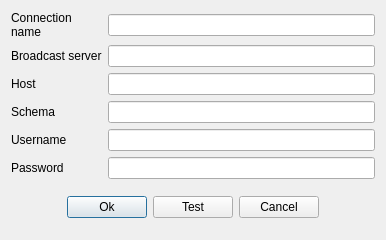
First picture: the form in Resort/databaseconnection.ui, repository End1-1/Resort, before the edit.
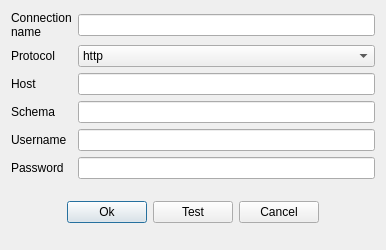
Second picture: the form after the edit.

Diff of the .ui file:
```diff
--- a/Resort/databaseconnection.ui
+++ b/Resort/databaseconnection.ui
@@ -7,7 +7,7 @@
     <x>0</x>
     <y>0</y>
     <width>386</width>
-    <height>240</height>
+    <height>250</height>
    </rect>
   </property>
   <property name="windowTitle">
@@ -127,12 +127,23 @@
      <item row="1" column="0">
       <widget class="QLabel" name="label_6">
        <property name="text">
-        <string>Broadcast server</string>
+        <string>Protocol</string>
        </property>
       </widget>
      </item>
      <item row="1" column="1">
-      <widget class="QLineEdit" name="leBroadcastServer"/>
+      <widget class="QComboBox" name="cbProto">
+       <item>
+        <property name="text">
+         <string>http</string>
+        </property>
+       </item>
+       <item>
+        <property name="text">
+         <string>https</string>
+        </property>
+       </item>
+      </widget>
      </item>
     </layout>
    </item>
```
